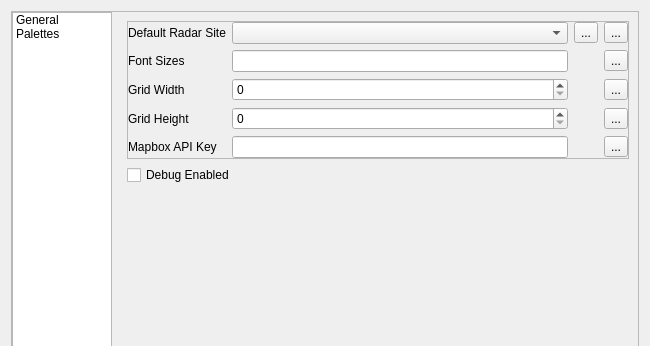
dpaulat/supercell-wx, file scwx-qt/source/scwx/qt/ui/settings_dialog.ui: the form before one commit; both pictures show x 0 to 650 and y 0 to 346 of the 650 by 500 pixel window.
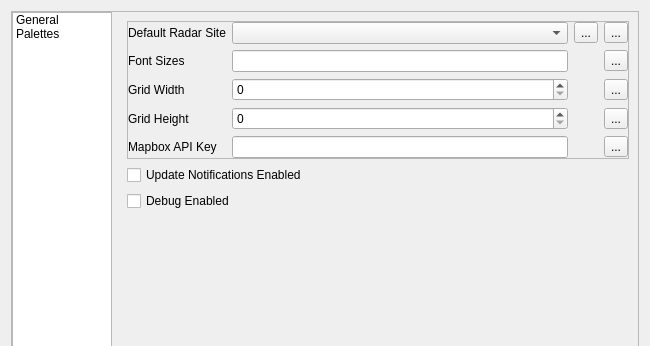
The form after the commit. Icons and pictures are not drawn.

Commit message: Adding update notifications setting option

Diff of the .ui file:
```diff
--- a/scwx-qt/source/scwx/qt/ui/settings_dialog.ui
+++ b/scwx-qt/source/scwx/qt/ui/settings_dialog.ui
@@ -224,6 +224,13 @@
             </layout>
            </widget>
           </item>
+          <item>
+           <widget class="QCheckBox" name="enableUpdateNotificationsCheckBox">
+            <property name="text">
+             <string>Update Notifications Enabled</string>
+            </property>
+           </widget>
+          </item>
           <item>
            <widget class="QCheckBox" name="debugEnabledCheckBox">
             <property name="text">
```
Left out of the diff: 4 changed lines with no effect on the pictures. The commit also changes 4 other files.
